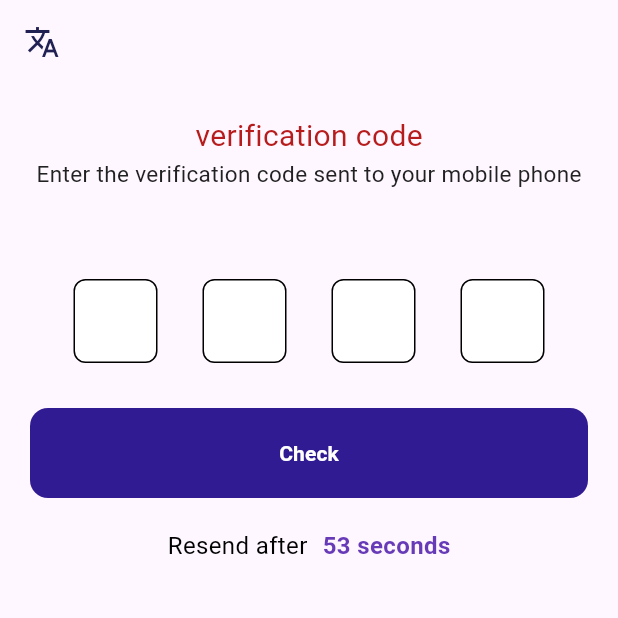
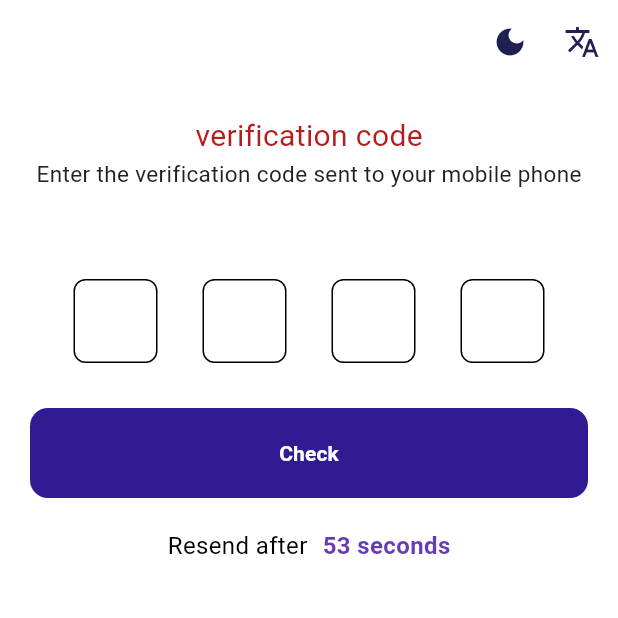
Before and after one commit to 1ahmeed/otp, a Flutter app: the screen it shows after launch, on a phone screen of 412 x 824 dp, the top half of it. Run offline on Flutter 3.47's test engine with Material 3 defaults, Android fonts, the phone set to English and light mode, and no system bars; drawn by our look-alikes of pinput; our stand-ins replace bloc, dartz, device_preview, dio, equatable, flutter_bloc and 4 more.

Commit message:
edit functions local and dart // bug: states conflicts

```diff
--- a/lib/core/utils/app_string.dart
+++ b/lib/core/utils/app_string.dart
@@ -14,4 +14,5 @@ class AppStrings{
   static const String englishCode ="en";
   static const String arabicCode ="ar";
   static const String locale ="locale";
+  static const String mode ="mode";
 }
--- a/lib/core/utils/asset_manager.dart
+++ /dev/null
@@ -1,5 +0,0 @@
-const String imgPath = 'assets/images';
-
-class ImgAssets {
-  static const String quote = '$imgPath/quote.png';
-}
--- a/lib/core/utils/constants.dart
+++ b/lib/core/utils/constants.dart
@@ -7,6 +7,10 @@ class Constants {
   static bool checkArabic() {
   return Intl.getCurrentLocale() == 'ar';
 }
+  static bool checkDarkMode(context)  {
+    var brightness =  Theme.of(context).brightness;
+    return brightness == Brightness.dark;
+  }
   static void showErrorDialog(
       {required BuildContext context, required String msg}) {
     showDialog(
--- a/lib/core/utils/styles.dart
+++ b/lib/core/utils/styles.dart
@@ -8,7 +8,11 @@ abstract class Styles {
   static final textStyle15Grey = TextStyle(fontSize: 15, color: Colors.grey[900]);
   static const textStyle15Black =  TextStyle(
       fontSize: 16,
-    color: Colors.black
+      color: Colors.black
+  );
+  static const textStyle15DeepPurple =  TextStyle(
+      fontSize: 16,
+      color: Colors.deepPurple
   );
 
 }
--- /dev/null
+++ b/lib/core/utils/theme.dart
@@ -0,0 +1,98 @@
+import 'package:flutter/material.dart';
+import 'package:flutter/services.dart';
+
+import 'hex_color.dart';
+
+class AppTheme {
+  static ThemeData lightTheme = ThemeData(
+    primarySwatch: Colors.green,
+    scaffoldBackgroundColor: Colors.white,
+    appBarTheme: const AppBarTheme(
+        titleSpacing: 20.0,
+        backgroundColor: Colors.white,
+        elevation: 0.0,
+        systemOverlayStyle: SystemUiOverlayStyle(
+          statusBarIconBrightness: Brightness.dark,
+          statusBarColor: Colors.white,
+        ),
+        titleTextStyle: TextStyle(
+          color: Colors.black,
+          fontSize: 18.0,
+          fontWeight: FontWeight.bold,
+        ),
+        iconTheme: IconThemeData(
+          color: Colors.black,
+        )),
+    bottomNavigationBarTheme: const BottomNavigationBarThemeData(
+      type: BottomNavigationBarType.fixed,
+      selectedItemColor: Colors.green,
+      unselectedItemColor: Colors.grey,
+      backgroundColor: Colors.white,
+    ),
+    textTheme: const TextTheme(
+      bodyLarge: TextStyle(
+        fontSize: 18.0,
+        fontWeight: FontWeight.w600,
+        color: Colors.black,
+      ),
+      // bodyMedium:,
+      // bodySmall:,
+      // displayLarge:,
+      // displayMedium:,
+      // displaySmall:,
+      // headlineLarge:,
+      // headlineMedium:,
+      // headlineSmall:,
+      // labelLarge:,
+      // labelMedium:,
+      // labelSmall:,
+      // titleLarge:,
+      // titleMedium:,
+      // titleSmall:,
+
+    ),
+      brightness: Brightness.light
+  );
+
+  static ThemeData darkTheme = ThemeData(
+    scaffoldBackgroundColor: HexColor('333739'),
+    primarySwatch: Colors.green,
+      brightness: Brightness.dark,
+
+    // backgroundColor: HexColor('333739'),
+    appBarTheme: AppBarTheme(
+      backgroundColor: HexColor('333739'),
+      titleSpacing: 20.0,
+      elevation: 0.0,
+      systemOverlayStyle: SystemUiOverlayStyle(
+        statusBarIconBrightness: Brightness.light,
+        statusBarColor: HexColor('333739'),
+      ),
+      titleTextStyle: const TextStyle(
+        color: Colors.white,
+        fontSize: 18.0,
+        fontWeight: FontWeight.bold,
+      ),
+      iconTheme: const IconThemeData(
+        color: Colors.white,
+      ),
+    ),
+    bottomNavigationBarTheme: BottomNavigationBarThemeData(
+      type: BottomNavigationBarType.fixed,
+      selectedItemColor: Colors.white,
+      unselectedItemColor: Colors.grey,
+      backgroundColor: HexColor('333739'),
+    ),
+
+    textTheme: const TextTheme(
+      bodyLarge: TextStyle(
+        color: Colors.white,
+        fontSize: 18.0,
+        fontWeight: FontWeight.w600,
+      ),
+      bodySmall: TextStyle(
+        color: Colors.white,
+      ),
+    ),
+  );
+}
--- a/lib/features/otp/data/repo_impl/lang_repo_impl.dart
+++ b/lib/features/otp/data/repo_impl/lang_repo_impl.dart
@@ -5,7 +5,7 @@ import '../../domain/repo/lang_repo.dart';
 import '../data_sources/lang_local_data_source.dart';
 
 class LangRepoImpl extends LangRepo {
-  final LangLocalDataSource langLocalDataSource;
+  final LangAndModeDataSource langLocalDataSource;
 
   LangRepoImpl({required this.langLocalDataSource});
 
--- /dev/null
+++ b/lib/features/otp/presentation/bloc/app_bloc.dart
@@ -0,0 +1,41 @@
+import 'dart:async';
+
+import 'package:bloc/bloc.dart';
+import 'package:flutter/material.dart';
+import 'package:freezed_annotation/freezed_annotation.dart';
+import 'package:meta/meta.dart';
+import '../../data/data_sources/lang_local_data_source.dart';
+
+part 'app_bloc.freezed.dart';
+
+
+part 'app_event.dart';
+
+part 'app_state.dart';
+
+class AppBloc extends Bloc<AppEvent, AppState> {
+final LangAndModeDataSource  langAndModeDataSource;
+  AppBloc({required this.langAndModeDataSource})
+      : super(const AppState.initial()) {
+    on<AppEvent>((event, emit)  {
+      event.when(
+        changeLocaleEvent: (langCode)async {
+           langAndModeDataSource.changeLang(langCode: langCode);
+           emit(AppState.changeLocaleSuccess(langCode)) ;
+      },
+          getSavedLocaleEvent: () async{
+            String lang=await langAndModeDataSource.getSavedLang();
+            emit(AppState.getSavedLocaleSuccess(lang));
+          },
+        changeModeEvent: (isDark)  {
+            langAndModeDataSource.changeMode(isDark: isDark);
+          emit (AppState.changeModeSuccess(isDark)) ;
+        },
+        getSavedModeEvent: ()async {
+          bool mode=await langAndModeDataSource.getSavedMode();
+          emit (AppState.getSavedModeSuccess(mode)) ;
+        },
+      );
+    });
+  }
+}
--- /dev/null
+++ b/lib/features/otp/presentation/bloc/app_event.dart
@@ -0,0 +1,12 @@
+part of 'app_bloc.dart';
+
+@freezed
+class AppEvent<T> with _$AppEvent<T> {
+  const factory AppEvent.changeLocaleEvent(String langCode) = _changeLocaleEvent;
+  const factory AppEvent.getSavedLocaleEvent() = _getSavedLocaleEvent;
+
+
+  const factory AppEvent.changeModeEvent(bool isDark) = _changeModeEvent;
+  const factory AppEvent.getSavedModeEvent() = _getSavedModeEvent;
+
+}
--- /dev/null
+++ b/lib/features/otp/presentation/bloc/app_state.dart
@@ -0,0 +1,11 @@
+part of 'app_bloc.dart';
+
+@freezed
+class AppState<T> with _$AppState<T> {
+  const factory AppState.initial() = _Initial;
+  const factory AppState.changeLocaleSuccess(String langCode) = _changeLocaleSuccess;
+  const factory AppState.getSavedLocaleSuccess(String langCode) = _getSavedLocaleSuccess;
+  const factory AppState.changeModeSuccess(bool isDark) = _changeModeSuccess;
+  const factory AppState.getSavedModeSuccess(bool isDark) = _getSavedModeSuccess;
+
+}
--- a/lib/features/otp/presentation/cubit/local_cubit/locale_state.dart
+++ b/lib/features/otp/presentation/cubit/local_cubit/locale_state.dart
@@ -7,9 +7,7 @@ abstract class LocalState  extends Equatable{
   List<Object?> get props => throw UnimplementedError();
 }
 
-class LocalInitial extends LocalState {
-
-}
+class LocalInitial extends LocalState {}
 
 class ChangeLocaleState extends LocalState{
   final Locale locale;
--- a/lib/features/otp/presentation/screens/otp_screen.dart
+++ b/lib/features/otp/presentation/screens/otp_screen.dart
@@ -3,11 +3,12 @@ import 'package:flutter_bloc/flutter_bloc.dart';
 import 'package:otp_creative_minds/core/utils/app_string.dart';
 import 'package:otp_creative_minds/core/utils/constants.dart';
 import 'package:otp_creative_minds/core/utils/styles.dart';
+import 'package:otp_creative_minds/features/otp/presentation/bloc/app_bloc.dart';
 import 'package:otp_creative_minds/features/otp/presentation/cubit/otp_cubit/otp_cubit.dart';
 import 'package:otp_creative_minds/features/otp/presentation/widgets/custom_button_otp.dart';
 import '../../../../core/utils/app_color.dart';
 import '../../../../generated/l10n.dart';
-import '../cubit/local_cubit/locale_cubit.dart';
+
 import '../widgets/otp_field_widget.dart';
 import '../widgets/resend_timer_widget.dart';
 
@@ -42,11 +43,17 @@ class _OTPScreenState extends State<OTPScreen> {
                       ///text
                       Text(
                         S.of(context).verificationCode,
-                        style: Styles.textStyle20Red,
+                        style: Styles.textStyle20Red.copyWith(
+                            color: Constants.checkDarkMode(context)
+                                ? Theme.of(context).textTheme.bodyLarge!.color
+                                : null),
                       ),
                       Text(
                         S.current.enterVerificationCode,
-                        style: Styles.textStyle15Grey,
+                        style: Styles.textStyle15Grey.copyWith(
+                            color: Constants.checkDarkMode(context)
+                                ? Theme.of(context).textTheme.bodyLarge!.color
+                                : null),
                       ),
                       const SizedBox(
                         height: 60,
@@ -84,21 +91,39 @@ class _OTPScreenState extends State<OTPScreen> {
     return AppBar(
             title: const Text(""),
             centerTitle: true,
-            leading: IconButton(
+      actions: [
+        IconButton(
+          icon: Icon(
+            Icons.dark_mode,
+            color: AppColors.primary,
+          ),
+          onPressed: ()  {
+            if (Constants.checkDarkMode(context)) {
+              context.read<AppBloc>().add(const AppEvent.changeModeEvent(false));
+              print("object mode ll");
+             } else {
+                context.read<AppBloc>().add(const AppEvent.changeModeEvent(true));
+              print("object mode dd");
+
+            }
+          },
+        ),
+        IconButton(
           icon: Icon(
             Icons.translate_outlined,
             color: AppColors.primary,
           ),
           onPressed: () {
             if (Constants.checkArabic()) {
-                  LocaleCubit.get(context)!
-                      .changeLanguage(AppStrings.englishCode);
+              print("object en");
+              context.read<AppBloc>().add(AppEvent.changeLocaleEvent(AppStrings.englishCode));
             } else {
-                  LocaleCubit.get(context)!
-                      .changeLanguage(AppStrings.arabicCode);
+              context.read<AppBloc>().add(const AppEvent.changeLocaleEvent(AppStrings.arabicCode));
+              print("object ar");
             }
           },
         ),
+      ],
           );
   }
 }
--- a/lib/features/otp/presentation/widgets/resend_timer_widget.dart
+++ b/lib/features/otp/presentation/widgets/resend_timer_widget.dart
@@ -1,6 +1,7 @@
 import 'package:flutter/material.dart';
 import 'package:flutter_bloc/flutter_bloc.dart';
 
+import '../../../../core/utils/constants.dart';
 import '../../../../core/utils/styles.dart';
 import '../../../../generated/l10n.dart';
 import '../cubit/otp_cubit/otp_cubit.dart';
@@ -12,24 +13,24 @@ class ResendTimerWidget extends StatelessWidget {
   Widget build(BuildContext context) {
 
     return   BlocBuilder<OtpCubit, OtpState>(
-      // buildWhen: (previous, current) {
-      //   current !=previous;
-      //   return ;
-      // },
+      buildWhen: (previousState,currentState)=> previousState != currentState || currentState is ChangeTimerState,
   builder: (context, state) {
     return Row(
       mainAxisAlignment: MainAxisAlignment.center,
       children: [
         Text(S.current.resendAfter,
-            style: Styles.textStyle15Black),
+            style: Styles.textStyle15Black.copyWith(
+                color: Constants.checkDarkMode(context) ?Theme.of(context).textTheme.bodyLarge!.color:null
+
+            )),
         const SizedBox(
           width: 10,
         ),
         if(state is ChangeTimerState)
-        Text("${state.counter} ${S.of(context).seconds}",
-            style: Styles.textStyle15Black.copyWith(
-                color: Colors.deepPurple,
-                fontWeight: FontWeight.bold)),
+          Text("${state.counter} ${S.of(context).seconds}",
+              style: Styles.textStyle15DeepPurple.copyWith(
+                  color: Constants.checkDarkMode(context) ?Theme.of(context).textTheme.bodyLarge!.color:null,
+                  fontWeight: FontWeight.bold)),
       ],
     );
   },
--- a/lib/main.dart
+++ b/lib/main.dart
@@ -4,7 +4,9 @@ import 'package:flutter/material.dart';
 import 'package:flutter_bloc/flutter_bloc.dart';
 import 'package:flutter_localizations/flutter_localizations.dart';
 import 'package:otp_creative_minds/core/routes/app_routes.dart';
- import 'package:otp_creative_minds/features/otp/presentation/cubit/local_cubit/locale_cubit.dart';
+import 'package:otp_creative_minds/core/utils/theme.dart';
+import 'package:shared_preferences/shared_preferences.dart';
+import 'features/otp/presentation/bloc/app_bloc.dart';
 import 'generated/l10n.dart';
 import 'injection_container.dart' as di;
  import 'injection_container.dart';
@@ -15,7 +17,7 @@ void main()async {
   runApp(
     DevicePreview(
       enabled: !kReleaseMode,
-      builder: (context) => MyApp(), // Wrap your app
+      builder: (context) => const MyApp(), // Wrap your app
     ),
   );
 }
@@ -28,13 +30,24 @@ class MyApp extends StatelessWidget {
   Widget build(BuildContext context) {
     return MultiBlocProvider(
       providers: [
-        BlocProvider(create: (context) => di.sl<LocaleCubit>()..getSavedLanguage(),)
+        BlocProvider(create: (context) => di.sl<AppBloc>()
+          ..add(const AppEvent.getSavedLocaleEvent())
+           ..add(const AppEvent.getSavedModeEvent())
+          ,)
       ],
-      child: BlocBuilder<LocaleCubit, LocalState>(
+      child: BlocBuilder<AppBloc, AppState>(
         builder: (context, state) {
-          if(state is ChangeLocaleState) {
-            return MaterialApp(
-             locale: state.locale,
+          return  MaterialApp(
+            locale:state.mapOrNull(
+              changeLocaleSuccess: (state) => Locale(state.langCode),
+              getSavedLocaleSuccess: (state) => Locale(state.langCode),
+            ),
+            theme:AppTheme.lightTheme ,
+            darkTheme: AppTheme.darkTheme,
+            themeMode: state.mapOrNull(
+              changeModeSuccess: (state) => state.isDark?ThemeMode.dark:ThemeMode.light,
+              getSavedModeSuccess: (state) => state.isDark?ThemeMode.dark:ThemeMode.light,
+            ),
             localizationsDelegates: const [
               S.delegate,
               GlobalMaterialLocalizations.delegate,
@@ -42,13 +55,6 @@ class MyApp extends StatelessWidget {
               GlobalCupertinoLocalizations.delegate,
             ],
             supportedLocales: S.delegate.supportedLocales,
-            // supportedLocales: const [Locale('en'), Locale('ar')],
-            // localizationsDelegates: const [
-            //   AppLocalizations.delegate,
-            //   GlobalMaterialLocalizations.delegate,
-            //   GlobalWidgetsLocalizations.delegate,
-            //   GlobalCupertinoLocalizations.delegate
-            // ],
             localeResolutionCallback: (deviceLocale, supportedLocales) {
               for (var locale in supportedLocales) {
                 if (deviceLocale != null &&
@@ -63,11 +69,14 @@ class MyApp extends StatelessWidget {
             debugShowCheckedModeBanner: false,
             onGenerateRoute: AppRoutes.onGenerateRoute,
           );
-          }else{
-            return SizedBox();
-          }
+
+
         },
       ),
     );
   }
 }
+
+/*
+
+ */
--- a/pubspec.yaml
+++ b/pubspec.yaml
@@ -42,6 +42,7 @@ dependencies:
   internet_connection_checker: ^1.0.0+1
   shared_preferences: ^2.2.3
   flutter_bloc: ^8.1.6
+  freezed_annotation: ^2.4.3
   flutter_otp_text_field: ^1.1.3+2
   pinput: ^4.0.0
   device_preview:
@@ -52,6 +53,8 @@ dependencies:
 dev_dependencies:
   flutter_test:
     sdk: flutter
+  freezed: ^2.4.7
+  build_runner: ^2.4.8
 
   # The "flutter_lints" package below contains a set of recommended lints to
   # encourage good coding practices. The lint set provided by the package is
```
Also changed, not shown: lib/core/utils/media_query_values.dart (deleted, +0 -8 lines), lib/features/otp/data/data_sources/lang_local_data_source.dart (+18 -4 lines), lib/injection_container.dart (+8 -4 lines), lib/features/otp/presentation/bloc/app_bloc.freezed.dart (added), pubspec.lock. Lines whose indentation alone changed are shown as unchanged.
